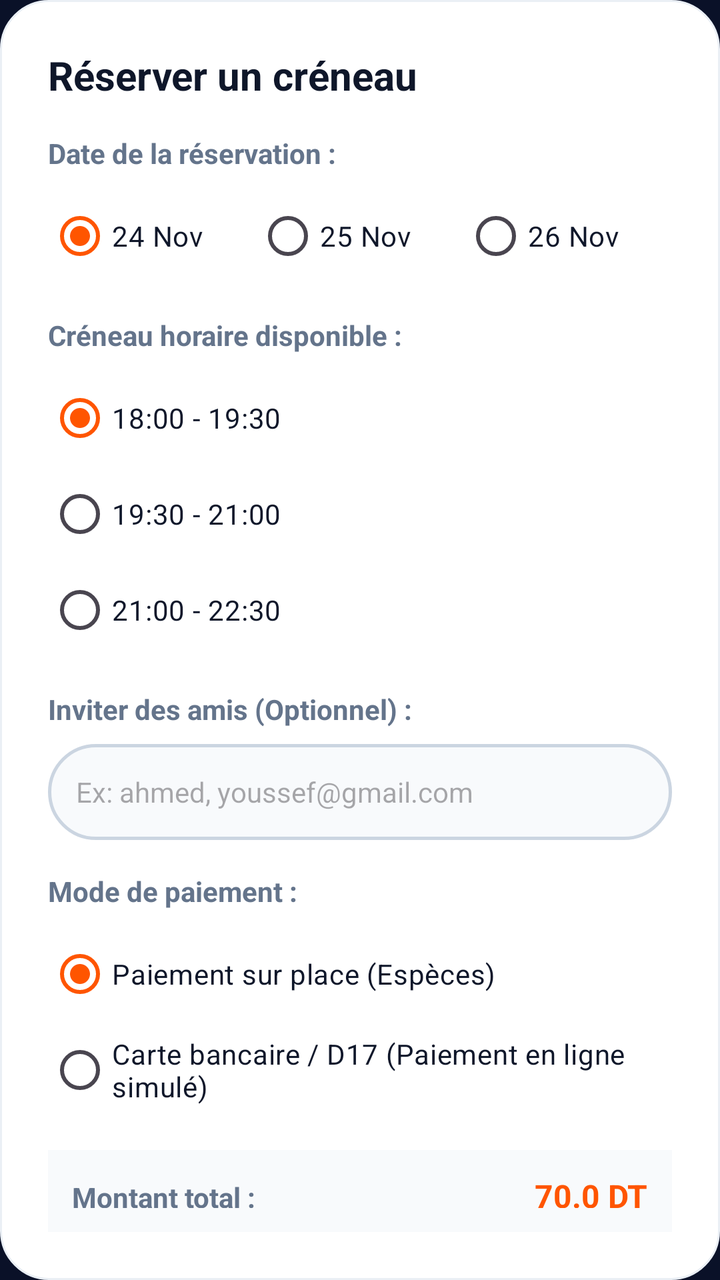
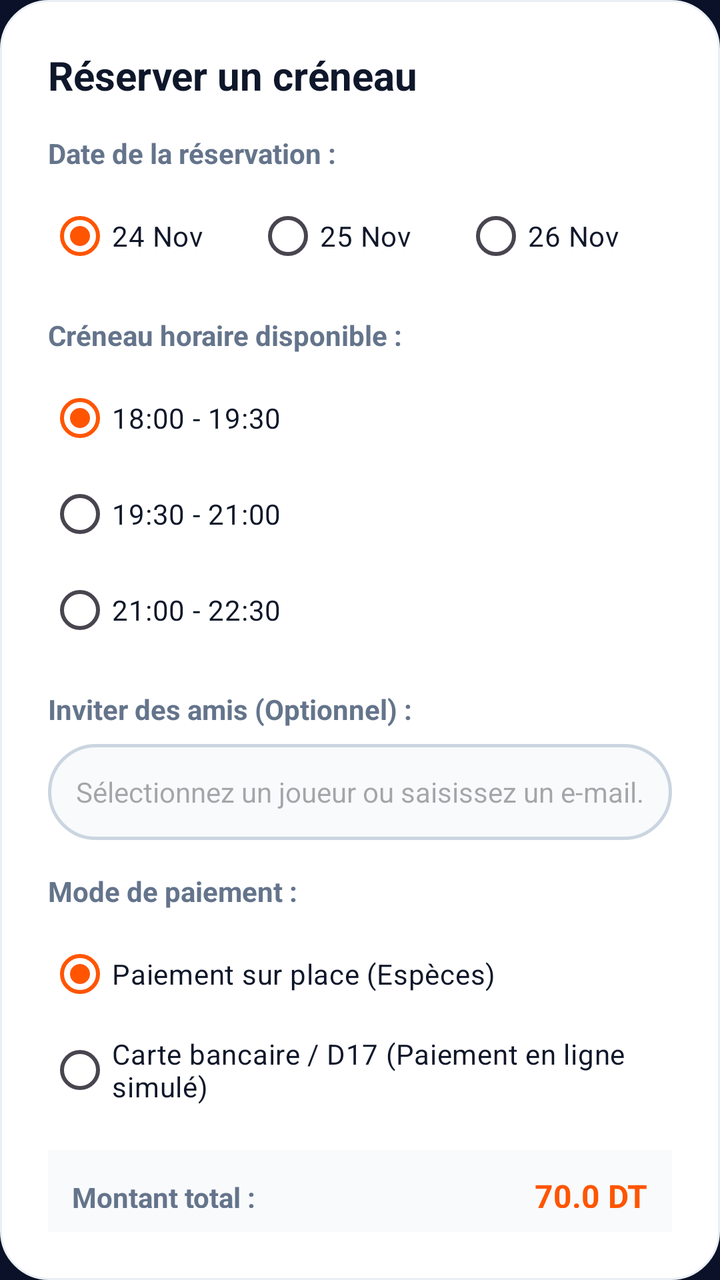

Screens rendered from an Android XML layout before and after an edit, with the pre-edit source and the edit as a unified diff.
<!-- AndroidManifest.xml: application theme Theme.Fieldify -->
<!-- res/layout/dialog_booking.xml -->
<?xml version="1.0" encoding="utf-8"?>
<LinearLayout xmlns:android="http://schemas.android.com/apk/res/android"
    android:layout_width="match_parent"
    android:layout_height="wrap_content"
    android:background="@drawable/bg_card_white"
    android:orientation="vertical"
    android:padding="24dp">

    <TextView
        android:layout_width="wrap_content"
        android:layout_height="wrap_content"
        android:text="Réserver un créneau"
        android:textColor="@color/text_primary"
        android:textSize="20sp"
        android:textStyle="bold" />

    
    <TextView
        android:layout_width="wrap_content"
        android:layout_height="wrap_content"
        android:layout_marginTop="16dp"
        android:text="Date de la réservation :"
        android:textColor="@color/text_secondary"
        android:textSize="14sp"
        android:textStyle="bold" />

    <RadioGroup
        android:id="@+id/rg_dates"
        android:layout_width="match_parent"
        android:layout_height="wrap_content"
        android:layout_marginTop="8dp"
        android:orientation="horizontal">

        <RadioButton
            android:id="@+id/rb_date_1"
            android:layout_width="0dp"
            android:layout_height="wrap_content"
            android:layout_weight="1"
            android:checked="true"
            android:text="24 Nov"
            android:textColor="@color/text_primary" />

        <RadioButton
            android:id="@+id/rb_date_2"
            android:layout_width="0dp"
            android:layout_height="wrap_content"
            android:layout_weight="1"
            android:text="25 Nov"
            android:textColor="@color/text_primary" />

        <RadioButton
            android:id="@+id/rb_date_3"
            android:layout_width="0dp"
            android:layout_height="wrap_content"
            android:layout_weight="1"
            android:text="26 Nov"
            android:textColor="@color/text_primary" />
    </RadioGroup>

    
    <TextView
        android:layout_width="wrap_content"
        android:layout_height="wrap_content"
        android:layout_marginTop="16dp"
        android:text="Créneau horaire disponible :"
        android:textColor="@color/text_secondary"
        android:textSize="14sp"
        android:textStyle="bold" />

    <RadioGroup
        android:id="@+id/rg_time_slots"
        android:layout_width="match_parent"
        android:layout_height="wrap_content"
        android:layout_marginTop="8dp"
        android:orientation="vertical">

        <RadioButton
            android:id="@+id/rb_slot_1"
            android:layout_width="match_parent"
            android:layout_height="wrap_content"
            android:checked="true"
            android:text="18:00 - 19:30"
            android:textColor="@color/text_primary" />

        <RadioButton
            android:id="@+id/rb_slot_2"
            android:layout_width="match_parent"
            android:layout_height="wrap_content"
            android:text="19:30 - 21:00"
            android:textColor="@color/text_primary" />

        <RadioButton
            android:id="@+id/rb_slot_3"
            android:layout_width="match_parent"
            android:layout_height="wrap_content"
            android:text="21:00 - 22:30"
            android:textColor="@color/text_primary" />
    </RadioGroup>

    
    <TextView
        android:layout_width="wrap_content"
        android:layout_height="wrap_content"
        android:layout_marginTop="16dp"
        android:text="Inviter des amis (Optionnel) :"
        android:textColor="@color/text_secondary"
        android:textSize="14sp"
        android:textStyle="bold" />

    <EditText
        android:id="@+id/et_invited_friends"
        android:layout_width="match_parent"
        android:layout_height="48dp"
        android:layout_marginTop="8dp"
        android:autofillHints="name"
        android:background="@drawable/selector_input_field"
        android:hint="Ex: ahmed, youssef@gmail.com"
        android:inputType="textPersonName"
        android:paddingStart="14dp"
        android:paddingEnd="14dp"
        android:textColor="@color/text_primary"
        android:textSize="14sp" />

    
    <TextView
        android:layout_width="wrap_content"
        android:layout_height="wrap_content"
        android:layout_marginTop="16dp"
        android:text="Mode de paiement :"
        android:textColor="@color/text_secondary"
        android:textSize="14sp"
        android:textStyle="bold" />

    <RadioGroup
        android:id="@+id/rg_payment_mode"
        android:layout_width="match_parent"
        android:layout_height="wrap_content"
        android:layout_marginTop="8dp"
        android:orientation="vertical">

        <RadioButton
            android:id="@+id/rb_pay_on_site"
            android:layout_width="match_parent"
            android:layout_height="wrap_content"
            android:checked="true"
            android:text="Paiement sur place (Espèces)"
            android:textColor="@color/text_primary" />

        <RadioButton
            android:id="@+id/rb_pay_online"
            android:layout_width="match_parent"
            android:layout_height="wrap_content"
            android:text="Carte bancaire / D17 (Paiement en ligne simulé)"
            android:textColor="@color/text_primary" />
    </RadioGroup>

    
    <LinearLayout
        android:layout_width="match_parent"
        android:layout_height="wrap_content"
        android:layout_marginTop="16dp"
        android:background="#F8FAFC"
        android:orientation="horizontal"
        android:padding="12dp">

        <TextView
            android:layout_width="0dp"
            android:layout_height="wrap_content"
            android:layout_weight="1"
            android:text="Montant total :"
            android:textColor="@color/text_secondary"
            android:textSize="14sp"
            android:textStyle="bold" />

        <TextView
            android:id="@+id/tv_total_price_summary"
            android:layout_width="wrap_content"
            android:layout_height="wrap_content"
            android:text="70.0 DT"
            android:textColor="@color/orange_primary"
            android:textSize="16sp"
            android:textStyle="bold" />
    </LinearLayout>

    
    <androidx.appcompat.widget.AppCompatButton
        android:id="@+id/btn_confirm_booking"
        android:layout_width="match_parent"
        android:layout_height="52dp"
        android:layout_marginTop="20dp"
        android:background="@drawable/selector_button_orange"
        android:text="Confirmer la réservation"
        android:textAllCaps="false"
        android:textColor="@color/white"
        android:textSize="16sp"
        android:textStyle="bold" />

</LinearLayout>
<!-- resources referenced by this layout -->
<resources>
  <color name="orange_primary">#FF5500</color>
  <color name="text_primary">#0F172A</color>
  <color name="text_secondary">#64748B</color>
  <color name="white">#FFFFFF</color>
  <!-- drawable bg_card_white (drawable) -->
  <?xml version="1.0" encoding="utf-8"?>
  <shape xmlns:android="http://schemas.android.com/apk/res/android"
      android:shape="rectangle">
      <solid android:color="@color/white" />
      <corners android:radius="24dp" />
      <stroke
          android:width="1dp"
          android:color="#EAEFF5" />
  </shape>
  <!-- drawable selector_button_orange (drawable) -->
  <?xml version="1.0" encoding="utf-8"?>
  <selector xmlns:android="http://schemas.android.com/apk/res/android">
      <item android:state_pressed="true" android:drawable="@drawable/bg_button_orange_pressed" />
      <item android:drawable="@drawable/bg_button_orange" />
  </selector>
  <!-- drawable selector_input_field (drawable) -->
  <?xml version="1.0" encoding="utf-8"?>
  <selector xmlns:android="http://schemas.android.com/apk/res/android">
      <item android:state_focused="true" android:drawable="@drawable/bg_input_field_focused" />
      <item android:drawable="@drawable/bg_input_field" />
  </selector>
  <style name="Theme.Fieldify" parent="Base.Theme.Fieldify" />
  <!-- drawable bg_button_orange_pressed (drawable) -->
  <?xml version="1.0" encoding="utf-8"?>
  <shape xmlns:android="http://schemas.android.com/apk/res/android"
      android:shape="rectangle">
      <solid android:color="#D94800" />
      <corners android:radius="28dp" />
  </shape>
  <!-- drawable bg_button_orange (drawable) -->
  <?xml version="1.0" encoding="utf-8"?>
  <shape xmlns:android="http://schemas.android.com/apk/res/android"
      android:shape="rectangle">
      <gradient
          android:angle="0"
          android:startColor="#FF6B00"
          android:endColor="#FF4500"
          android:type="linear" />
      <corners android:radius="28dp" />
  </shape>
  <!-- drawable bg_input_field_focused (drawable) -->
  <?xml version="1.0" encoding="utf-8"?>
  <shape xmlns:android="http://schemas.android.com/apk/res/android"
      android:shape="rectangle">
      <solid android:color="#FFFFFF" />
      <corners android:radius="26dp" />
      <stroke
          android:width="2dp"
          android:color="#FF5500" />
  </shape>
  <!-- drawable bg_input_field (drawable) -->
  <?xml version="1.0" encoding="utf-8"?>
  <shape xmlns:android="http://schemas.android.com/apk/res/android"
      android:shape="rectangle">
      <solid android:color="#F8FAFC" />
      <corners android:radius="26dp" />
      <stroke
          android:width="1.5dp"
          android:color="#CBD5E1" />
  </shape>
  <style name="Base.Theme.Fieldify" parent="Theme.Material3.DayNight.NoActionBar">
          <item name="colorPrimary">@color/orange_primary</item>
          <item name="android:statusBarColor">@color/navy_dark</item>
          <item name="android:windowLightStatusBar">false</item>
          <item name="android:windowBackground">@color/navy_dark</item>
      </style>
  <color name="navy_dark">#0A1128</color>
</resources>

<!-- the commit's change to res/layout/dialog_booking.xml (unified diff, before → after) -->
@@ -107,15 +107,16 @@
         android:textSize="14sp"
         android:textStyle="bold" />
 
-    <EditText
+    <AutoCompleteTextView
         android:id="@+id/et_invited_friends"
         android:layout_width="match_parent"
         android:layout_height="48dp"
         android:layout_marginTop="8dp"
         android:autofillHints="name"
         android:background="@drawable/selector_input_field"
-        android:hint="Ex: ahmed, youssef@gmail.com"
-        android:inputType="textPersonName"
+        android:completionThreshold="1"
+        android:hint="Sélectionnez un joueur ou saisissez un e-mail..."
+        android:inputType="textEmailAddress|textPersonName"
         android:paddingStart="14dp"
         android:paddingEnd="14dp"
         android:textColor="@color/text_primary"
